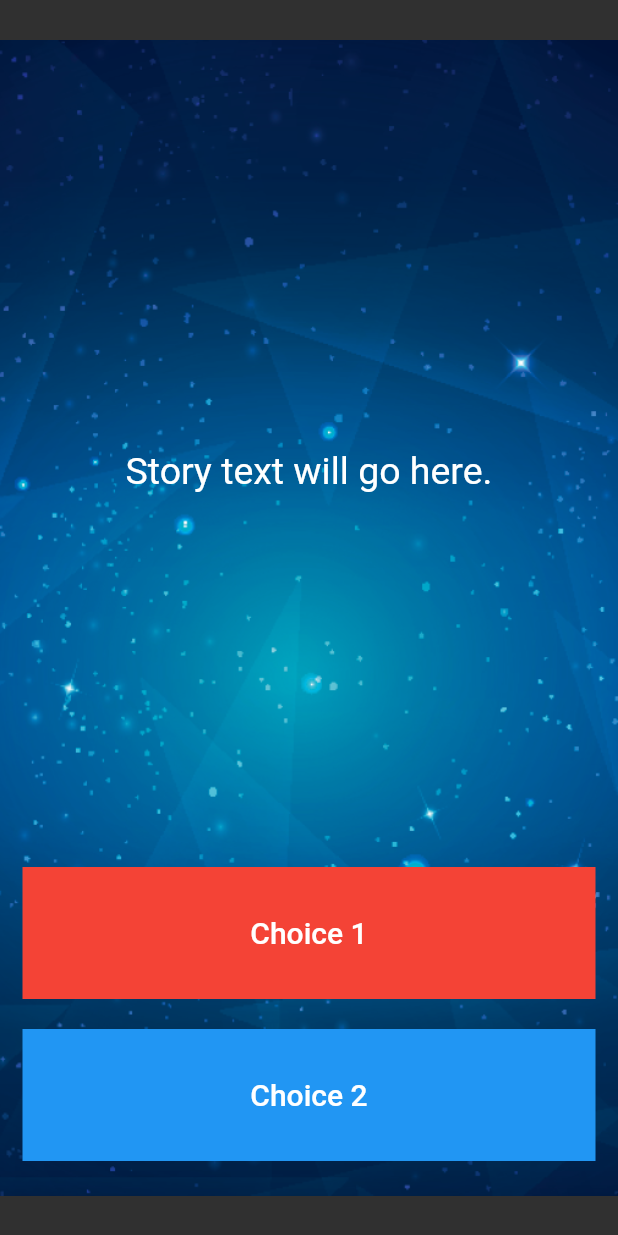
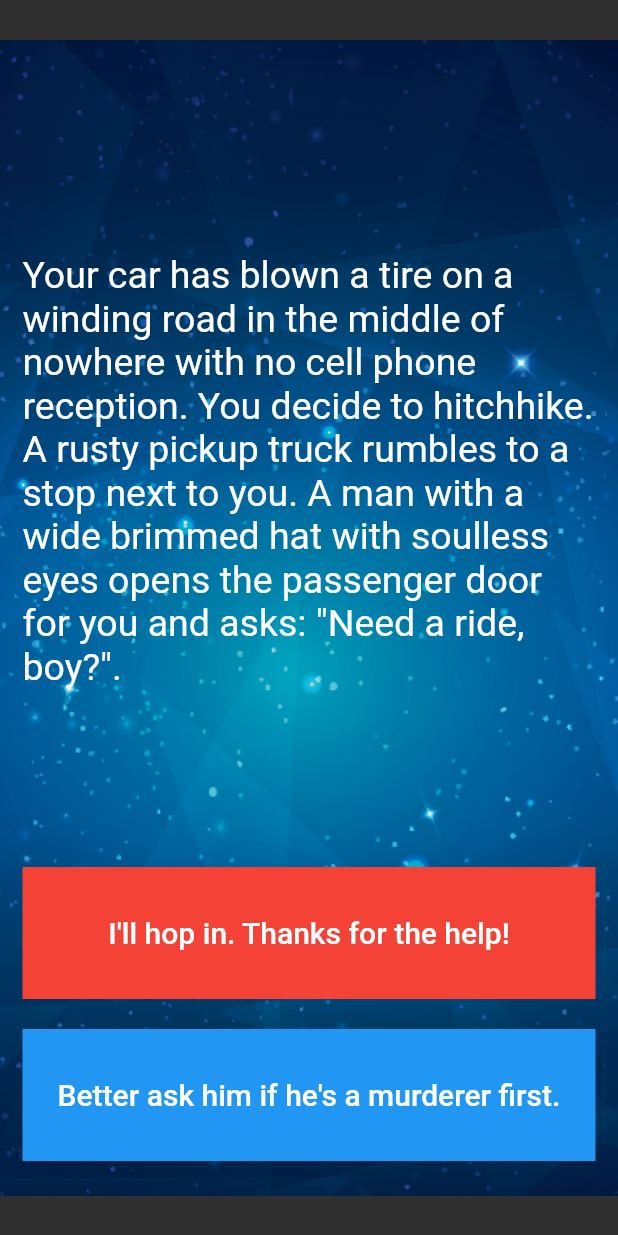
Before and after one commit to khellud/destini, a Flutter app: the screen it shows after launch, on a phone screen of 412 x 824 dp. Run offline on Flutter 3.47's test engine with Material 2 defaults, Android fonts, the phone set to English and light mode, and no system bars.

```diff
--- a/lib/main.dart
+++ b/lib/main.dart
@@ -1,6 +1,5 @@
 import 'package:flutter/material.dart';
-
-//TODO: Step 15 - Run the app and see if you can see the screen update with the first story. Delete this TODO if it looks as you expected.
+import 'story_brain.dart';
 
 void main() => runApp(const Destini());
 
@@ -17,13 +16,15 @@ class Destini extends StatelessWidget {
   }
 }
 
-//TODO: Step 9 - Create a new storyBrain object from the StoryBrain class.
+StoryBrain storyBrain = StoryBrain();
 
 class StoryPage extends StatefulWidget {
   const StoryPage({super.key});
 
   @override
-  _StoryPageState createState() => _StoryPageState();
+  _StoryPageState createState() {
+    return _StoryPageState();
+  }
 }
 
 class _StoryPageState extends State<StoryPage> {
@@ -42,13 +43,12 @@ class _StoryPageState extends State<StoryPage> {
           child: Column(
             crossAxisAlignment: CrossAxisAlignment.stretch,
             children: <Widget>[
-              const Expanded(
+              Expanded(
                 flex: 12,
                 child: Center(
                   child: Text(
-                    //TODO: Step 10 - use the storyBrain to get the first story title and display it in this Text Widget.
-                    'Story text will go here.',
-                    style: TextStyle(
+                    storyBrain.getStory()!,
+                    style: const TextStyle(
                       fontSize: 25.0,
                     ),
                   ),
@@ -61,12 +61,13 @@ class _StoryPageState extends State<StoryPage> {
                   child: TextButton(
                     onPressed: () {
                       //Choice 1 made by user.
-                      //TODO: Step 18 - Call the nextStory() method from storyBrain and pass the number 1 as the choice made by the user.
+                      setState(() {
+                        storyBrain.nextStory(1);
+                      });
                     },
-                    child: const Text(
-                      //TODO: Step 13 - Use the storyBrain to get the text for choice 1.
-                      'Choice 1',
-                      style: TextStyle(
+                    child: Text(
+                      storyBrain.getChoice1()!,
+                      style: const TextStyle(
                         fontSize: 20.0,
                         color: Colors.white,
                       ),
@@ -79,21 +80,23 @@ class _StoryPageState extends State<StoryPage> {
               ),
               Expanded(
                 flex: 2,
-                //TODO: Step 26 - Use a Flutter Visibility Widget to wrap this FlatButton.
-                //TODO: Step 28 - Set the "visible" property of the Visibility Widget to equal the output from the buttonShouldBeVisible() method in the storyBrain.
+                child: Visibility(
+                  visible: storyBrain.buttonShouldBeVisibile()!,
                   child: Container(
                     color: Colors.blue,
                     child: TextButton(
                       onPressed: () {
                         //Choice 2 made by user.
-                      //TODO: Step 19 - Call the nextStory() method from storyBrain and pass the number 2 as the choice made by the user.
+                        setState(() {
+                          storyBrain.nextStory(2);
+                        });
                       },
-                    child: const Text(
-                      //TODO: Step 14 - Use the storyBrain to get the text for choice 2.
-                      'Choice 2',
-                      style: TextStyle(
+                      child: Text(
+                        storyBrain.getChoice2()!,
+                        style: const TextStyle(
                           color: Colors.white,
                           fontSize: 20.0,
+                        ),
                       ),
                     ),
                   ),
@@ -106,7 +109,3 @@ class _StoryPageState extends State<StoryPage> {
     );
   }
 }
-
-//TODO: Step 24 - Run the app and try to figure out what code you need to add to this file to make the story change when you press on the choice buttons.
-
-//TODO: Step 29 - Run the app and test it against the Story Outline to make sure you've completed all the steps. The code for the completed app can be found here: https://github.com/londonappbrewery/destini-challenge-completed/
```
Also changed, not shown: lib/story_brain.dart (added, +78 -0 lines), 1 other file. Lines whose indentation alone changed are shown as unchanged.
